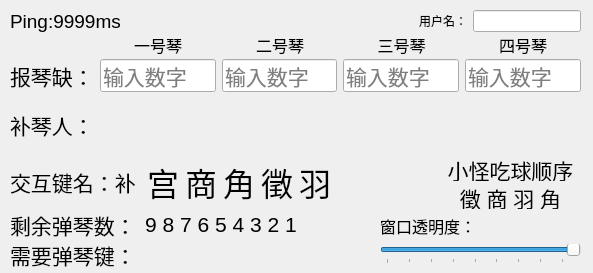
Old version of the form mainwindow.ui in the repository 1143910315/QinDevilClient.
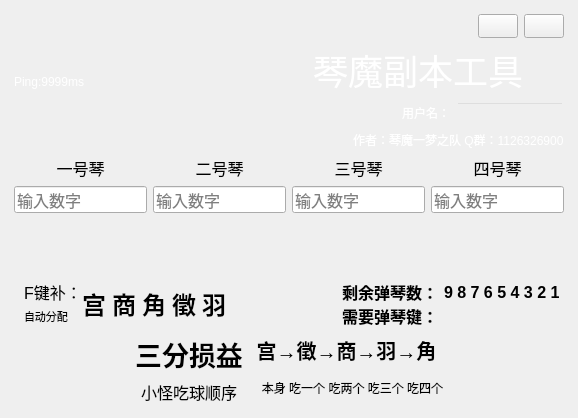
New version of the form. Icons and pictures are not drawn. Custom widgets are drawn as their Qt base class.

What changed in the file:
```diff
--- a/mainwindow.ui
+++ b/mainwindow.ui
@@ -6,120 +6,669 @@
    <rect>
     <x>0</x>
     <y>0</y>
-    <width>593</width>
-    <height>273</height>
+    <width>578</width>
+    <height>387</height>
    </rect>
   </property>
   <property name="windowTitle">
    <string>MainWindow</string>
   </property>
   <widget class="QWidget" name="centralwidget">
-   <widget class="QWidget" name="layoutWidget">
-    <property name="geometry">
-     <rect>
-      <x>10</x>
-      <y>163</y>
-      <width>321</width>
-      <height>38</height>
-     </rect>
-    </property>
-    <layout class="QHBoxLayout" name="horizontalLayout" stretch="1,0,0,0,0,0">
+   <property name="mouseTracking">
+    <bool>true</bool>
+   </property>
+   <layout class="QVBoxLayout" name="verticalLayout_5" stretch="0,1,0,1,0">
+    <property name="leftMargin">
+     <number>14</number>
+    </property>
+    <property name="topMargin">
+     <number>14</number>
+    </property>
+    <property name="rightMargin">
+     <number>14</number>
+    </property>
+    <property name="bottomMargin">
+     <number>14</number>
+    </property>
+    <item>
+     <layout class="QHBoxLayout" name="horizontalLayout_7" stretch="1,0">
+      <item>
+       <widget class="QLabel" name="label">
+        <property name="font">
+         <font>
+          <pointsize>9</pointsize>
+         </font>
+        </property>
+        <property name="styleSheet">
+         <string notr="true">color: rgb(255, 255, 255);</string>
+        </property>
+        <property name="text">
+         <string>Ping:9999ms</string>
+        </property>
+       </widget>
+      </item>
+      <item>
+       <layout class="QVBoxLayout" name="verticalLayout_10">
+        <item>
+         <layout class="QHBoxLayout" name="horizontalLayout_11" stretch="1,0,0">
+          <item>
+           <spacer name="horizontalSpacer">
+            <property name="orientation">
+             <enum>Qt::Horizontal</enum>
+            </property>
+            <property name="sizeHint" stdset="0">
+             <size>
+              <width>0</width>
+              <height>0</height>
+             </size>
+            </property>
+           </spacer>
+          </item>
+          <item>
+           <widget class="QPushButton" name="pushButton">
+            <property name="sizePolicy">
+             <sizepolicy hsizetype="Fixed" vsizetype="Fixed">
+              <horstretch>0</horstretch>
+              <verstretch>0</verstretch>
+             </sizepolicy>
+            </property>
+            <property name="minimumSize">
+             <size>
+              <width>0</width>
+              <height>24</height>
+             </size>
+            </property>
+            <property name="styleSheet">
+             <string notr="true">QPushButton{border-image: url(:/new/prefix1/min.png);}
+QPushButton:hover{border-image: url(:/new/prefix1/min_hover.png);}
+QPushButton:pressed{border-image: url(:/new/prefix1/min_pressed.png);}
+</string>
+            </property>
+            <property name="text">
+             <string/>
+            </property>
+           </widget>
+          </item>
+          <item>
+           <widget class="QPushButton" name="pushButton_3">
+            <property name="sizePolicy">
+             <sizepolicy hsizetype="Minimum" vsizetype="Minimum">
+              <horstretch>0</horstretch>
+              <verstretch>0</verstretch>
+             </sizepolicy>
+            </property>
+            <property name="minimumSize">
+             <size>
+              <width>0</width>
+              <height>24</height>
+             </size>
+            </property>
+            <property name="styleSheet">
+             <string notr="true">QPushButton{border-image: url(:/new/prefix1/close.png);}
+QPushButton:hover{border-image: url(:/new/prefix1/close_hover.png);}
+QPushButton:pressed{border-image:url(:/new/prefix1/close_pressed.png);}</string>
+            </property>
+            <property name="text">
+             <string/>
+            </property>
+           </widget>
+          </item>
+         </layout>
+        </item>
+        <item>
+         <widget class="QLabel" name="label_26">
+          <property name="font">
+           <font>
+            <pointsize>26</pointsize>
+           </font>
+          </property>
+          <property name="styleSheet">
+           <string notr="true">color: rgb(255, 255, 255);</string>
+          </property>
+          <property name="text">
+           <string>琴魔副本工具</string>
+          </property>
+         </widget>
+        </item>
+        <item>
+         <layout class="QHBoxLayout" name="horizontalLayout_8">
+          <item>
+           <spacer name="horizontalSpacer_8">
+            <property name="orientation">
+             <enum>Qt::Horizontal</enum>
+            </property>
+            <property name="sizeHint" stdset="0">
+             <size>
+              <width>40</width>
+              <height>20</height>
+             </size>
+            </property>
+           </spacer>
+          </item>
+          <item>
+           <widget class="QLabel" name="label_11">
+            <property name="styleSheet">
+             <string notr="true">color: rgb(255, 255, 255);</string>
+            </property>
+            <property name="text">
+             <string>用户名：</string>
+            </property>
+           </widget>
+          </item>
+          <item>
+           <widget class="DoubleClickLineEdit" name="lineEdit_5">
+            <property name="styleSheet">
+             <string notr="true">background-color: rgba(255, 255, 255, 0);
+color: rgb(255, 255, 255);</string>
+            </property>
+            <property name="maxLength">
+             <number>10</number>
+            </property>
+            <property name="readOnly">
+             <bool>true</bool>
+            </property>
+           </widget>
+          </item>
+         </layout>
+        </item>
+        <item>
+         <layout class="QHBoxLayout" name="horizontalLayout_10">
+          <item>
+           <spacer name="horizontalSpacer_7">
+            <property name="orientation">
+             <enum>Qt::Horizontal</enum>
+            </property>
+            <property name="sizeHint" stdset="0">
+             <size>
+              <width>40</width>
+              <height>20</height>
+             </size>
+            </property>
+           </spacer>
+          </item>
+          <item>
+           <widget class="QLabel" name="label_27">
+            <property name="styleSheet">
+             <string notr="true">color: rgb(255, 255, 255);</string>
+            </property>
+            <property name="text">
+             <string>作者：琴魔一梦之队 Q群：1126326900</string>
+            </property>
+           </widget>
+          </item>
+         </layout>
+        </item>
+       </layout>
+      </item>
+     </layout>
+    </item>
+    <item>
+     <layout class="QHBoxLayout" name="horizontalLayout_6" stretch="0">
+      <item>
+       <layout class="QHBoxLayout" name="horizontalLayout_3">
+        <item>
+         <layout class="QVBoxLayout" name="verticalLayout_6">
+          <item>
+           <widget class="QLabel" name="label_22">
+            <property name="font">
+             <font>
+              <pointsize>12</pointsize>
+             </font>
+            </property>
+            <property name="text">
+             <string>一号琴</string>
+            </property>
+            <property name="alignment">
+             <set>Qt::AlignCenter</set>
+            </property>
+           </widget>
+          </item>
+          <item>
+           <widget class="QLineEdit" name="lineEdit">
+            <property name="font">
+             <font>
+              <pointsize>12</pointsize>
+             </font>
+            </property>
+            <property name="acceptDrops">
+             <bool>false</bool>
+            </property>
+            <property name="inputMethodHints">
+             <set>Qt::ImhHiddenText</set>
+            </property>
+            <property name="placeholderText">
+             <string>输入数字</string>
+            </property>
+           </widget>
+          </item>
+         </layout>
+        </item>
+        <item>
+         <layout class="QVBoxLayout" name="verticalLayout_7">
+          <item>
+           <widget class="QLabel" name="label_23">
+            <property name="font">
+             <font>
+              <pointsize>12</pointsize>
+             </font>
+            </property>
+            <property name="text">
+             <string>二号琴</string>
+            </property>
+            <property name="alignment">
+             <set>Qt::AlignCenter</set>
+            </property>
+           </widget>
+          </item>
+          <item>
+           <widget class="QLineEdit" name="lineEdit_2">
+            <property name="font">
+             <font>
+              <pointsize>12</pointsize>
+             </font>
+            </property>
+            <property name="acceptDrops">
+             <bool>true</bool>
+            </property>
+            <property name="inputMethodHints">
+             <set>Qt::ImhHiddenText</set>
+            </property>
+            <property name="placeholderText">
+             <string>输入数字</string>
+            </property>
+           </widget>
+          </item>
+         </layout>
+        </item>
+        <item>
+         <layout class="QVBoxLayout" name="verticalLayout_8">
+          <item>
+           <widget class="QLabel" name="label_24">
+            <property name="font">
+             <font>
+              <pointsize>12</pointsize>
+             </font>
+            </property>
+            <property name="text">
+             <string>三号琴</string>
+            </property>
+            <property name="alignment">
+             <set>Qt::AlignCenter</set>
+            </property>
+           </widget>
+          </item>
+          <item>
+           <widget class="QLineEdit" name="lineEdit_3">
+            <property name="font">
+             <font>
+              <pointsize>12</pointsize>
+             </font>
+            </property>
+            <property name="acceptDrops">
+             <bool>true</bool>
+            </property>
+            <property name="inputMethodHints">
+             <set>Qt::ImhHiddenText</set>
+            </property>
+            <property name="placeholderText">
+             <string>输入数字</string>
+            </property>
+           </widget>
+          </item>
+         </layout>
+        </item>
+        <item>
+         <layout class="QVBoxLayout" name="verticalLayout_9">
+          <item>
+           <widget class="QLabel" name="label_25">
+            <property name="font">
+             <font>
+              <pointsize>12</pointsize>
+             </font>
+            </property>
+            <property name="text">
+             <string>四号琴</string>
+            </property>
+            <property name="alignment">
+             <set>Qt::AlignCenter</set>
+            </property>
+           </widget>
+          </item>
+          <item>
+           <widget class="QLineEdit" name="lineEdit_4">
+            <property name="font">
+             <font>
+              <pointsize>12</pointsize>
+             </font>
+            </property>
+            <property name="acceptDrops">
+             <bool>true</bool>
+            </property>
+            <property name="inputMethodHints">
+             <set>Qt::ImhHiddenText</set>
+            </property>
+            <property name="placeholderText">
+             <string>输入数字</string>
+            </property>
+           </widget>
+          </item>
+         </layout>
+        </item>
+       </layout>
+      </item>
+     </layout>
+    </item>
+    <item>
+     <widget class="QWidget" name="widget" native="true">
+      <layout class="QHBoxLayout" name="horizontalLayout_5">
+       <property name="leftMargin">
+        <number>0</number>
+       </property>
+       <property name="topMargin">
+        <number>0</number>
+       </property>
+       <property name="rightMargin">
+        <number>0</number>
+       </property>
+       <property name="bottomMargin">
+        <number>0</number>
+       </property>
+       <item>
+        <widget class="ColorLabel" name="label_7">
+         <property name="font">
+          <font>
+           <pointsize>12</pointsize>
+          </font>
+         </property>
+         <property name="text">
+          <string>&#10;&#10;</string>
+         </property>
+         <property name="textFormat">
+          <enum>Qt::AutoText</enum>
+         </property>
+        </widget>
+       </item>
+       <item>
+        <widget class="ColorLabel" name="label_8">
+         <property name="font">
+          <font>
+           <pointsize>12</pointsize>
+          </font>
+         </property>
+         <property name="text">
+          <string>&#10;&#10;</string>
+         </property>
+         <property name="textFormat">
+          <enum>Qt::AutoText</enum>
+         </property>
+        </widget>
+       </item>
+       <item>
+        <widget class="ColorLabel" name="label_9">
+         <property name="font">
+          <font>
+           <pointsize>12</pointsize>
+          </font>
+         </property>
+         <property name="text">
+          <string>&#10;&#10;</string>
+         </property>
+         <property name="textFormat">
+          <enum>Qt::AutoText</enum>
+         </property>
+        </widget>
+       </item>
+       <item>
+        <widget class="ColorLabel" name="label_10">
+         <property name="font">
+          <font>
+           <pointsize>12</pointsize>
+          </font>
+         </property>
+         <property name="text">
+          <string>&#10;&#10;</string>
+         </property>
+         <property name="textFormat">
+          <enum>Qt::AutoText</enum>
+         </property>
+        </widget>
+       </item>
+      </layout>
+     </widget>
+    </item>
+    <item>
+     <layout class="QHBoxLayout" name="horizontalLayout_9">
+      <item>
+       <layout class="QHBoxLayout" name="horizontalLayout" stretch="0,0,0,0,0,0,0,0,0,0">
+        <property name="spacing">
+         <number>0</number>
+        </property>
+        <item>
+         <layout class="QVBoxLayout" name="verticalLayout_4" stretch="1,1">
+          <property name="spacing">
+           <number>0</number>
+          </property>
+          <property name="leftMargin">
+           <number>10</number>
+          </property>
+          <property name="topMargin">
+           <number>0</number>
+          </property>
+          <property name="bottomMargin">
+           <number>0</number>
+          </property>
      <item>
       <widget class="QLabel" name="label_15">
        <property name="font">
         <font>
-         <pointsize>16</pointsize>
+              <pointsize>12</pointsize>
         </font>
        </property>
        <property name="text">
-        <string>交互键名：补</string>
+             <string>F键补：</string>
        </property>
       </widget>
      </item>
      <item>
+           <widget class="QLabel" name="label_14">
+            <property name="font">
+             <font>
+              <pointsize>8</pointsize>
+             </font>
+            </property>
+            <property name="text">
+             <string>自动分配</string>
+            </property>
+           </widget>
+          </item>
+         </layout>
+        </item>
+        <item alignment="Qt::AlignVCenter">
       <widget class="ColorLabel" name="label_2">
        <property name="font">
         <font>
          <family>Arial</family>
-         <pointsize>24</pointsize>
-        </font>
-       </property>
+            <pointsize>18</pointsize>
+            <weight>75</weight>
+            <bold>true</bold>
+           </font>
+          </property>
+          <property name="contextMenuPolicy">
+           <enum>Qt::DefaultContextMenu</enum>
+          </property>
        <property name="text">
         <string>宫</string>
        </property>
       </widget>
      </item>
      <item>
+         <spacer name="horizontalSpacer_3">
+          <property name="orientation">
+           <enum>Qt::Horizontal</enum>
+          </property>
+          <property name="sizeType">
+           <enum>QSizePolicy::Minimum</enum>
+          </property>
+          <property name="sizeHint" stdset="0">
+           <size>
+            <width>6</width>
+            <height>0</height>
+           </size>
+          </property>
+         </spacer>
+        </item>
+        <item alignment="Qt::AlignVCenter">
       <widget class="ColorLabel" name="label_3">
        <property name="font">
         <font>
          <family>Arial</family>
-         <pointsize>24</pointsize>
-        </font>
-       </property>
+            <pointsize>18</pointsize>
+            <weight>75</weight>
+            <bold>true</bold>
+           </font>
+          </property>
+          <property name="contextMenuPolicy">
+           <enum>Qt::DefaultContextMenu</enum>
+          </property>
+          <property name="toolTip">
+           <string>&lt;html&gt;&lt;head/&gt;&lt;body&gt;&lt;p&gt;&lt;img src=&quot;:/new/prefix1/pic.png&quot;/&gt;&lt;/p&gt;&lt;/body&gt;&lt;/html&gt;</string>
+          </property>
        <property name="text">
         <string>商</string>
        </property>
       </widget>
      </item>
      <item>
+         <spacer name="horizontalSpacer_4">
+          <property name="orientation">
+           <enum>Qt::Horizontal</enum>
+          </property>
+          <property name="sizeType">
+           <enum>QSizePolicy::Minimum</enum>
+          </property>
+          <property name="sizeHint" stdset="0">
+           <size>
+            <width>6</width>
+            <height>0</height>
+           </size>
+          </property>
+         </spacer>
+        </item>
+        <item alignment="Qt::AlignVCenter">
       <widget class="ColorLabel" name="label_4">
        <property name="font">
         <font>
          <family>Arial</family>
-         <pointsize>24</pointsize>
-        </font>
-       </property>
+            <pointsize>18</pointsize>
+            <weight>75</weight>
+            <bold>true</bold>
+           </font>
+          </property>
+          <property name="contextMenuPolicy">
+           <enum>Qt::DefaultContextMenu</enum>
+          </property>
        <property name="text">
         <string>角</string>
        </property>
       </widget>
      </item>
      <item>
+         <spacer name="horizontalSpacer_5">
+          <property name="orientation">
+           <enum>Qt::Horizontal</enum>
+          </property>
+          <property name="sizeType">
+           <enum>QSizePolicy::Minimum</enum>
+          </property>
+          <property name="sizeHint" stdset="0">
+           <size>
+            <width>6</width>
+            <height>0</height>
+           </size>
+          </property>
+         </spacer>
+        </item>
+        <item alignment="Qt::AlignVCenter">
       <widget class="ColorLabel" name="label_5">
        <property name="font">
         <font>
          <family>Arial</family>
-         <pointsize>24</pointsize>
-        </font>
-       </property>
+            <pointsize>18</pointsize>
+            <weight>75</weight>
+            <bold>true</bold>
+           </font>
+          </property>
+          <property name="contextMenuPolicy">
+           <enum>Qt::DefaultContextMenu</enum>
+          </property>
        <property name="text">
         <string>徵</string>
        </property>
       </widget>
      </item>
      <item>
+         <spacer name="horizontalSpacer_6">
+          <property name="orientation">
+           <enum>Qt::Horizontal</enum>
+          </property>
+          <property name="sizeType">
+           <enum>QSizePolicy::Minimum</enum>
+          </property>
+          <property name="sizeHint" stdset="0">
+           <size>
+            <width>6</width>
+            <height>0</height>
+           </size>
+          </property>
+         </spacer>
+        </item>
+        <item alignment="Qt::AlignVCenter">
       <widget class="ColorLabel" name="label_6">
        <property name="font">
         <font>
          <family>Arial</family>
-         <pointsize>24</pointsize>
-        </font>
-       </property>
+            <pointsize>18</pointsize>
+            <weight>75</weight>
+            <bold>true</bold>
+           </font>
+          </property>
+          <property name="contextMenuPolicy">
+           <enum>Qt::DefaultContextMenu</enum>
+          </property>
        <property name="text">
         <string>羽</string>
        </property>
       </widget>
      </item>
     </layout>
-   </widget>
-   <widget class="QWidget" name="layoutWidget">
-    <property name="geometry">
-     <rect>
-      <x>10</x>
-      <y>212</y>
-      <width>351</width>
-      <height>55</height>
-     </rect>
-    </property>
+      </item>
+      <item>
+       <spacer name="horizontalSpacer_2">
+        <property name="orientation">
+         <enum>Qt::Horizontal</enum>
+        </property>
+        <property name="sizeHint" stdset="0">
+         <size>
+          <width>0</width>
+          <height>0</height>
+         </size>
+        </property>
+       </spacer>
+      </item>
+      <item>
     <layout class="QHBoxLayout" name="horizontalLayout_4" stretch="6,10">
      <item>
       <layout class="QVBoxLayout" name="verticalLayout_2">
+          <property name="spacing">
+           <number>0</number>
+          </property>
        <item>
         <widget class="QLabel" name="label_16">
          <property name="font">
           <font>
-           <pointsize>16</pointsize>
+              <pointsize>12</pointsize>
+              <weight>75</weight>
+              <bold>true</bold>
           </font>
          </property>
          <property name="text">
@@ -131,9 +680,14 @@
         <widget class="QLabel" name="label_17">
          <property name="font">
           <font>
-           <pointsize>16</pointsize>
-          </font>
-         </property>
+              <pointsize>12</pointsize>
+              <weight>75</weight>
+              <bold>true</bold>
+             </font>
+            </property>
+            <property name="toolTip">
+             <string>&lt;html&gt;&lt;head/&gt;&lt;body&gt;&lt;p&gt;按ctrl+数字键盘12345，来对应琴魔头顶的宫商角徵羽&lt;/p&gt;&lt;/body&gt;&lt;/html&gt;</string>
+            </property>
          <property name="text">
           <string>需要弹琴键：</string>
          </property>
@@ -143,15 +697,20 @@
      </item>
      <item>
       <layout class="QVBoxLayout" name="verticalLayout">
+          <property name="spacing">
+           <number>0</number>
+          </property>
        <item>
         <widget class="QLabel" name="label_12">
          <property name="font">
           <font>
-           <pointsize>16</pointsize>
+              <pointsize>12</pointsize>
+              <weight>75</weight>
+              <bold>true</bold>
           </font>
          </property>
          <property name="text">
-          <string>9 8 7 6 5 4 3 2 1</string>
+             <string>9 8 7 6 5 4 3 2 1 </string>
          </property>
         </widget>
        </item>
@@ -159,7 +718,9 @@
         <widget class="QLabel" name="label_13">
          <property name="font">
           <font>
-           <pointsize>16</pointsize>
+              <pointsize>12</pointsize>
+              <weight>75</weight>
+              <bold>true</bold>
           </font>
          </property>
          <property name="text">
@@ -170,186 +731,61 @@
       </layout>
      </item>
     </layout>
-   </widget>
-   <widget class="QWidget" name="layoutWidget">
-    <property name="geometry">
-     <rect>
-      <x>10</x>
-      <y>94</y>
-      <width>571</width>
-      <height>61</height>
-     </rect>
-    </property>
-    <layout class="QHBoxLayout" name="horizontalLayout_5" stretch="0,1">
-     <item>
-      <widget class="QLabel" name="label_18">
-       <property name="font">
-        <font>
-         <pointsize>16</pointsize>
-        </font>
-       </property>
-       <property name="text">
-        <string>补琴人：</string>
-       </property>
-      </widget>
-     </item>
+      </item>
+     </layout>
+    </item>
      <item>
+     <widget class="QWidget" name="widget_2" native="true">
       <layout class="QHBoxLayout" name="horizontalLayout_2">
-       <item>
-        <widget class="ColorLabel" name="label_7">
-         <property name="font">
-          <font>
-           <pointsize>12</pointsize>
-          </font>
-         </property>
-         <property name="text">
-          <string/>
-         </property>
-        </widget>
-       </item>
-       <item>
-        <widget class="ColorLabel" name="label_8">
-         <property name="font">
-          <font>
-           <pointsize>12</pointsize>
-          </font>
-         </property>
-         <property name="text">
-          <string/>
-         </property>
-        </widget>
-       </item>
+       <property name="leftMargin">
+        <number>0</number>
+       </property>
+       <property name="topMargin">
+        <number>0</number>
+       </property>
+       <property name="rightMargin">
+        <number>0</number>
+       </property>
+       <property name="bottomMargin">
+        <number>0</number>
+       </property>
        <item>
-        <widget class="ColorLabel" name="label_9">
-         <property name="font">
-          <font>
-           <pointsize>12</pointsize>
-          </font>
+        <spacer name="horizontalSpacer_9">
+         <property name="orientation">
+          <enum>Qt::Horizontal</enum>
          </property>
-         <property name="text">
-          <string/>
+         <property name="sizeHint" stdset="0">
+          <size>
+           <width>40</width>
+           <height>20</height>
+          </size>
          </property>
-        </widget>
+        </spacer>
        </item>
        <item>
-        <widget class="ColorLabel" name="label_10">
-         <property name="font">
-          <font>
-           <pointsize>12</pointsize>
-          </font>
-         </property>
-         <property name="text">
-          <string/>
-         </property>
-        </widget>
-       </item>
-      </layout>
-     </item>
-    </layout>
-   </widget>
-   <widget class="QWidget" name="layoutWidget">
-    <property name="geometry">
-     <rect>
-      <x>10</x>
-      <y>55</y>
-      <width>571</width>
-      <height>41</height>
-     </rect>
-    </property>
-    <layout class="QHBoxLayout" name="horizontalLayout_6" stretch="0,1">
+        <layout class="QVBoxLayout" name="verticalLayout_11">
      <item>
-      <widget class="QLabel" name="label_14">
+          <widget class="QLabel" name="label_18">
        <property name="font">
         <font>
-         <pointsize>16</pointsize>
+             <pointsize>20</pointsize>
+             <weight>75</weight>
+             <bold>true</bold>
         </font>
        </property>
        <property name="text">
-        <string>报琴缺：</string>
-       </property>
-      </widget>
-     </item>
-     <item>
-      <layout class="QHBoxLayout" name="horizontalLayout_3">
-       <item>
-        <widget class="QLineEdit" name="lineEdit">
-         <property name="font">
-          <font>
-           <pointsize>16</pointsize>
-          </font>
-         </property>
-         <property name="inputMethodHints">
-          <set>Qt::ImhHiddenText</set>
-         </property>
-         <property name="placeholderText">
-          <string>输入数字</string>
-         </property>
-        </widget>
-       </item>
-       <item>
-        <widget class="QLineEdit" name="lineEdit_2">
-         <property name="font">
-          <font>
-           <pointsize>16</pointsize>
-          </font>
-         </property>
-         <property name="inputMethodHints">
-          <set>Qt::ImhHiddenText</set>
-         </property>
-         <property name="placeholderText">
-          <string>输入数字</string>
-         </property>
-        </widget>
-       </item>
-       <item>
-        <widget class="QLineEdit" name="lineEdit_3">
-         <property name="font">
-          <font>
-           <pointsize>16</pointsize>
-          </font>
-         </property>
-         <property name="inputMethodHints">
-          <set>Qt::ImhHiddenText</set>
-         </property>
-         <property name="placeholderText">
-          <string>输入数字</string>
-         </property>
-        </widget>
-       </item>
-       <item>
-        <widget class="QLineEdit" name="lineEdit_4">
-         <property name="font">
-          <font>
-           <pointsize>16</pointsize>
-          </font>
-         </property>
-         <property name="inputMethodHints">
-          <set>Qt::ImhHiddenText</set>
-         </property>
-         <property name="placeholderText">
-          <string>输入数字</string>
-         </property>
-        </widget>
-       </item>
-      </layout>
-     </item>
-    </layout>
-   </widget>
-   <widget class="QWidget" name="layoutWidget">
-    <property name="geometry">
-     <rect>
-      <x>440</x>
-      <y>158</y>
-      <width>141</width>
-      <height>51</height>
-     </rect>
-    </property>
-    <layout class="QVBoxLayout" name="verticalLayout_3">
+            <string>三分损益</string>
+           </property>
+           <property name="alignment">
+            <set>Qt::AlignCenter</set>
+           </property>
+          </widget>
+         </item>
      <item>
       <widget class="QLabel" name="label_19">
        <property name="font">
         <font>
-         <pointsize>16</pointsize>
+             <pointsize>12</pointsize>
         </font>
        </property>
        <property name="text">
@@ -360,180 +796,86 @@
        </property>
       </widget>
      </item>
+        </layout>
+       </item>
+       <item>
+        <layout class="QVBoxLayout" name="verticalLayout_12">
      <item>
       <widget class="QLabel" name="label_20">
        <property name="font">
         <font>
-         <pointsize>16</pointsize>
+             <pointsize>15</pointsize>
+             <weight>75</weight>
+             <bold>true</bold>
         </font>
        </property>
        <property name="text">
-        <string>徵 商 羽 角</string>
+            <string>宫→徵→商→羽→角</string>
        </property>
        <property name="alignment">
         <set>Qt::AlignCenter</set>
        </property>
       </widget>
      </item>
-    </layout>
-   </widget>
-   <widget class="QWidget" name="layoutWidget">
-    <property name="geometry">
-     <rect>
-      <x>380</x>
-      <y>213</y>
-      <width>201</width>
-      <height>51</height>
-     </rect>
-    </property>
-    <layout class="QVBoxLayout" name="verticalLayout_4">
      <item>
       <widget class="QLabel" name="label_21">
-       <property name="font">
-        <font>
-         <pointsize>12</pointsize>
-        </font>
-       </property>
        <property name="text">
-        <string>窗口透明度：</string>
+            <string>　本身 吃一个 吃两个 吃三个 吃四个</string>
+           </property>
+           <property name="alignment">
+            <set>Qt::AlignCenter</set>
        </property>
       </widget>
      </item>
+        </layout>
+       </item>
      <item>
-      <widget class="QSlider" name="horizontalSlider">
-       <property name="minimum">
-        <number>15</number>
-       </property>
-       <property name="maximum">
-        <number>100</number>
-       </property>
-       <property name="value">
-        <number>100</number>
-       </property>
+        <spacer name="horizontalSpacer_10">
        <property name="orientation">
         <enum>Qt::Horizontal</enum>
        </property>
-       <property name="tickPosition">
-        <enum>QSlider::TicksBelow</enum>
-       </property>
-      </widget>
+         <property name="sizeHint" stdset="0">
+          <size>
+           <width>40</width>
+           <height>20</height>
+          </size>
+         </property>
+        </spacer>
      </item>
     </layout>
    </widget>
-   <widget class="QWidget" name="layoutWidget">
-    <property name="geometry">
-     <rect>
-      <x>10</x>
-      <y>10</y>
-      <width>571</width>
-      <height>22</height>
-     </rect>
-    </property>
-    <layout class="QHBoxLayout" name="horizontalLayout_7" stretch="1,0,0">
-     <item>
-      <widget class="QLabel" name="label">
-       <property name="font">
-        <font>
-         <pointsize>14</pointsize>
-        </font>
-       </property>
-       <property name="text">
-        <string>Ping:9999ms</string>
-       </property>
-      </widget>
-     </item>
-     <item>
-      <widget class="QLabel" name="label_11">
-       <property name="text">
-        <string>用户名：</string>
-       </property>
-      </widget>
-     </item>
-     <item>
-      <widget class="QLineEdit" name="lineEdit_5">
-       <property name="maxLength">
-        <number>10</number>
-       </property>
-       <property name="readOnly">
-        <bool>true</bool>
-       </property>
-      </widget>
-     </item>
-    </layout>
-   </widget>
-   <widget class="QWidget" name="layoutWidget">
-    <property name="geometry">
-     <rect>
-      <x>100</x>
-      <y>34</y>
-      <width>481</width>
-      <height>21</height>
-     </rect>
-    </property>
-    <layout class="QHBoxLayout" name="horizontalLayout_8">
-     <item>
-      <widget class="QLabel" name="label_22">
-       <property name="font">
-        <font>
-         <pointsize>12</pointsize>
-        </font>
-       </property>
+    </item>
+   </layout>
+  </widget>
+  <action name="action">
        <property name="text">
-        <string>一号琴</string>
-       </property>
-       <property name="alignment">
-        <set>Qt::AlignCenter</set>
-       </property>
-      </widget>
-     </item>
-     <item>
-      <widget class="QLabel" name="label_23">
-       <property name="font">
-        <font>
-         <pointsize>12</pointsize>
-        </font>
-       </property>
+    <string>显示日志</string>
+   </property>
+  </action>
+  <action name="action1">
+   <property name="checkable">
+    <bool>true</bool>
+   </property>
        <property name="text">
-        <string>二号琴</string>
-       </property>
-       <property name="alignment">
-        <set>Qt::AlignCenter</set>
-       </property>
-      </widget>
-     </item>
-     <item>
-      <widget class="QLabel" name="label_24">
-       <property name="font">
-        <font>
-         <pointsize>12</pointsize>
-        </font>
-       </property>
+    <string>隐藏任务栏</string>
+   </property>
+  </action>
+  <action name="action2">
+   <property name="checkable">
+    <bool>true</bool>
+   </property>
        <property name="text">
-        <string>三号琴</string>
-       </property>
-       <property name="alignment">
-        <set>Qt::AlignCenter</set>
-       </property>
-      </widget>
-     </item>
-     <item>
-      <widget class="QLabel" name="label_25">
-       <property name="font">
-        <font>
-         <pointsize>12</pointsize>
-        </font>
-       </property>
+    <string>隐藏补琴人</string>
+   </property>
+  </action>
+  <action name="action3">
+   <property name="checkable">
+    <bool>true</bool>
+   </property>
        <property name="text">
-        <string>四号琴</string>
-       </property>
-       <property name="alignment">
-        <set>Qt::AlignCenter</set>
-       </property>
-      </widget>
-     </item>
-    </layout>
-   </widget>
-  </widget>
+    <string>隐藏打怪提示</string>
+   </property>
+  </action>
  </widget>
  <customwidgets>
   <customwidget>
@@ -541,6 +883,11 @@
    <extends>QLabel</extends>
    <header location="global">colorlabel.h</header>
   </customwidget>
+  <customwidget>
+   <class>DoubleClickLineEdit</class>
+   <extends>QLineEdit</extends>
+   <header location="global">doubleclicklineedit.h</header>
+  </customwidget>
  </customwidgets>
  <resources/>
  <connections/>
```
Left out of the diff: 40 changed lines with no effect on the pictures. Lines whose indentation alone changed are shown as unchanged.
